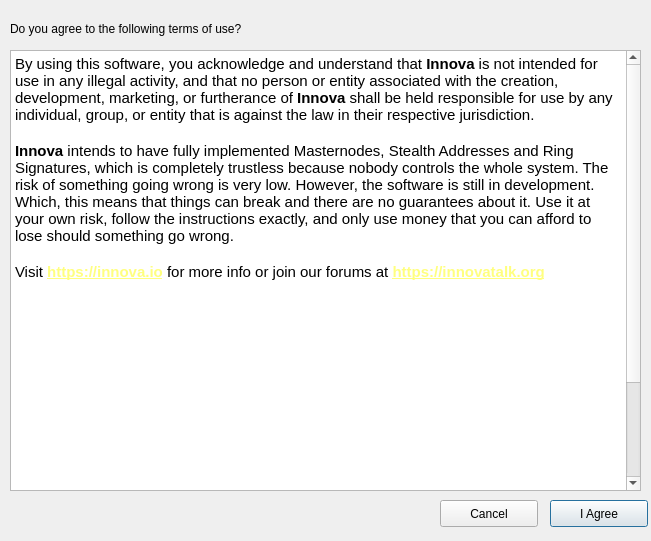
Qt form src/qt/forms/termsofuse.ui (innova-foundation/innova) before a commit.
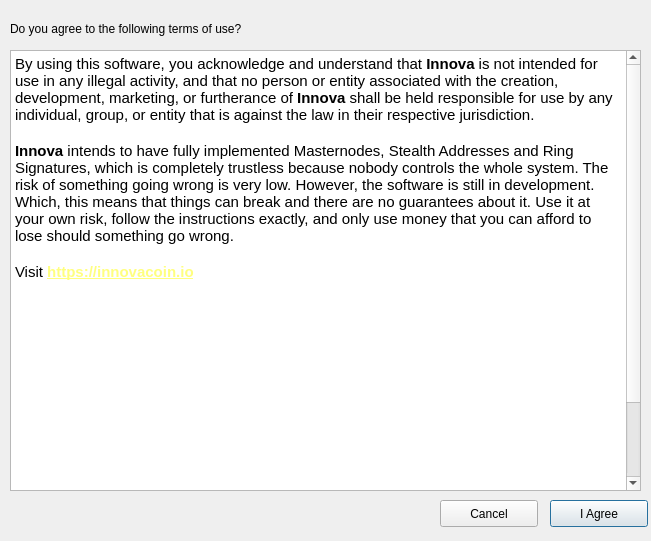
The same form after that commit.

Patch:
```diff
--- a/src/qt/forms/termsofuse.ui
+++ b/src/qt/forms/termsofuse.ui
@@ -31,7 +31,7 @@
 &lt;p style=&quot;-qt-paragraph-type:empty; margin-top:0px; margin-bottom:0px; margin-left:0px; margin-right:0px; -qt-block-indent:0; text-indent:0px; font-family:'Ubuntu'; font-size:11pt;&quot;&gt;&lt;br /&gt;&lt;/p&gt;
 &lt;p style=&quot; margin-top:0px; margin-bottom:0px; margin-left:0px; margin-right:0px; -qt-block-indent:0; text-indent:0px;&quot;&gt;&lt;span style=&quot; font-family:'Ubuntu'; font-size:11pt; font-weight:600;&quot;&gt;Innova&lt;/span&gt;&lt;span style=&quot; font-family:'Ubuntu'; font-size:11pt;&quot;&gt; intends to have fully implemented Masternodes, Stealth Addresses and Ring Signatures, which is completely trustless because nobody controls the whole system. The risk of something going wrong is very low. However, the software is still in development. Which, this means that things can break and there are no guarantees about it. Use it at your own risk, follow the instructions exactly, and only use money that you can afford to lose should something go wrong.&lt;/span&gt;&lt;/p&gt;
 &lt;p style=&quot;-qt-paragraph-type:empty; margin-top:0px; margin-bottom:0px; margin-left:0px; margin-right:0px; -qt-block-indent:0; text-indent:0px; font-family:'Ubuntu'; font-size:11pt;&quot;&gt;&lt;br /&gt;&lt;/p&gt;
-&lt;p style=&quot; margin-top:0px; margin-bottom:0px; margin-left:0px; margin-right:0px; -qt-block-indent:0; text-indent:0px;&quot;&gt;&lt;span style=&quot; font-family:'Ubuntu'; font-size:11pt;&quot;&gt;Visit &lt;/span&gt;&lt;a href=&quot;https://innova.io&quot;&gt;&lt;span style=&quot; font-size:11pt; font-weight:600; text-decoration: underline; color:#ffff7f;&quot;&gt;https://innova.io&lt;/span&gt;&lt;/a&gt;&lt;span style=&quot; font-family:'Ubuntu'; font-size:11pt;&quot;&gt; for more info or join our forums at &lt;/span&gt;&lt;a href=&quot;https://innovatalk.org&quot;&gt;&lt;span style=&quot; font-size:11pt; font-weight:600; text-decoration: underline; color:#ffff7f;&quot;&gt;https://innovatalk.org&lt;/span&gt;&lt;/a&gt;&lt;/p&gt;
+&lt;p style=&quot; margin-top:0px; margin-bottom:0px; margin-left:0px; margin-right:0px; -qt-block-indent:0; text-indent:0px;&quot;&gt;&lt;span style=&quot; font-family:'Ubuntu'; font-size:11pt;&quot;&gt;Visit &lt;/span&gt;&lt;a href=&quot;https://innovacoin.io&quot;&gt;&lt;span style=&quot; font-size:11pt; font-weight:600; text-decoration: underline; color:#ffff7f;&quot;&gt;https://innovacoin.io&lt;/span&gt;&lt;/a&gt;&lt;span style=&quot; font-family:'Ubuntu'; font-size:11pt;&quot;&gt;
 &lt;p style=&quot;-qt-paragraph-type:empty; margin-top:0px; margin-bottom:0px; margin-left:0px; margin-right:0px; -qt-block-indent:0; text-indent:0px; font-size:11pt; font-weight:600; text-decoration: underline; color:#ffff7f;&quot;&gt;&lt;br /&gt;&lt;/p&gt;
 &lt;p style=&quot;-qt-paragraph-type:empty; margin-top:0px; margin-bottom:0px; margin-left:0px; margin-right:0px; -qt-block-indent:0; text-indent:0px; font-size:8pt;&quot;&gt;&lt;br /&gt;&lt;/p&gt;
 &lt;p style=&quot;-qt-paragraph-type:empty; margin-top:0px; margin-bottom:0px; margin-left:0px; margin-right:0px; -qt-block-indent:0; text-indent:0px; font-family:'Ubuntu'; font-size:11pt;&quot;&gt;&lt;br /&gt;&lt;/p&gt;
@@ -46,7 +46,7 @@
 &lt;p style=&quot;-qt-paragraph-type:empty; margin-top:0px; margin-bottom:0px; margin-left:0px; margin-right:0px; -qt-block-indent:0; text-indent:0px; font-family:'Ubuntu'; font-size:11pt;&quot;&gt;&lt;br /&gt;&lt;/p&gt;
 &lt;p style=&quot;-qt-paragraph-type:empty; margin-top:0px; margin-bottom:0px; margin-left:0px; margin-right:0px; -qt-block-indent:0; text-indent:0px; font-family:'Ubuntu'; font-size:11pt;&quot;&gt;&lt;br /&gt;&lt;/p&gt;
 &lt;p style=&quot;-qt-paragraph-type:empty; margin-top:0px; margin-bottom:0px; margin-left:0px; margin-right:0px; -qt-block-indent:0; text-indent:0px; font-family:'Ubuntu'; font-size:11pt;&quot;&gt;&lt;br /&gt;&lt;/p&gt;
-&lt;p style=&quot; margin-top:0px; margin-bottom:0px; margin-left:0px; margin-right:0px; -qt-block-indent:0; text-indent:0px;&quot;&gt;&lt;span style=&quot; font-family:'Ubuntu'; font-size:11pt; font-weight:600; font-style:italic;&quot;&gt;Credits:&lt;/span&gt;&lt;span style=&quot; font-family:'Ubuntu'; font-size:11pt; font-style:italic;&quot;&gt; kingcarsen, enkayz, thi3rryzz, I Can Haz Crypto, Buzzkillb, tinchopf, kawaiicrypto, skiMo, and everyone else who has helped to build/test/grow Innova! &lt;/span&gt;&lt;span style=&quot; font-family:'Ubuntu'; font-size:11pt; font-style:italic; text-decoration: underline;&quot;&gt;Our community is fantastic and you all deserve to be mentioned here forever.&lt;/span&gt;&lt;span style=&quot; font-family:'Ubuntu'; font-size:11pt; font-style:italic;&quot;&gt; THANK YOU! FOR THE POWER OF THE PEOPLE! ANCIENT MONEY FOR A NEW WORLD!&lt;/span&gt;&lt;/p&gt;
+&lt;p style=&quot; margin-top:0px; margin-bottom:0px; margin-left:0px; margin-right:0px; -qt-block-indent:0; text-indent:0px;&quot;&gt;&lt;span style=&quot; font-family:'Ubuntu'; font-size:11pt; font-weight:600; font-style:italic;&quot;&gt;Credits:&lt;/span&gt;&lt;span style=&quot; font-family:'Ubuntu'; font-size:11pt; font-style:italic;&quot;&gt; CircuitBreaker (CircutiBreaker88) and carsenk/Denarius Team&lt;/span&gt;&lt;span style=&quot; font-family:'Ubuntu'; font-size:11pt; font-style:italic; text-decoration: underline;&quot;&gt;Our community is fantastic and you all deserve to be mentioned here forever.&lt;/span&gt;&lt;span style=&quot; font-family:'Ubuntu'; font-size:11pt; font-style:italic;&quot;&gt;&lt;/p&gt;
 &lt;p style=&quot;-qt-paragraph-type:empty; margin-top:0px; margin-bottom:0px; margin-left:0px; margin-right:0px; -qt-block-indent:0; text-indent:0px; font-family:'Ubuntu'; font-size:11pt;&quot;&gt;&lt;br /&gt;&lt;/p&gt;&lt;/body&gt;&lt;/html&gt;</string>
    </property>
   </widget>
```
